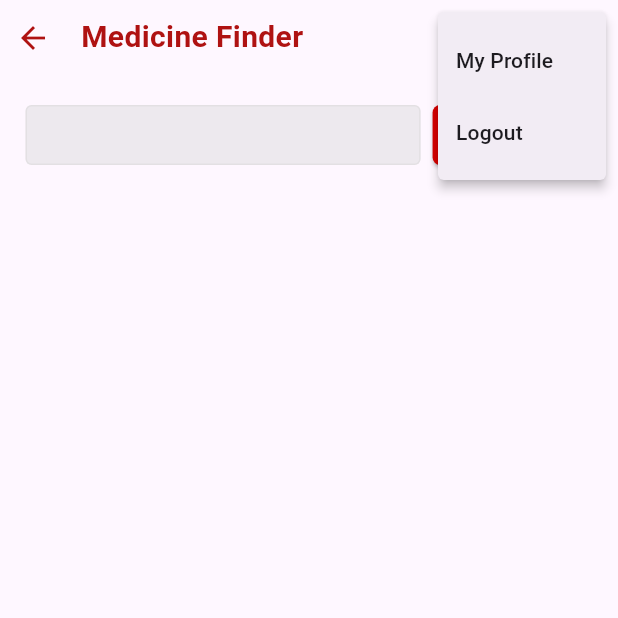
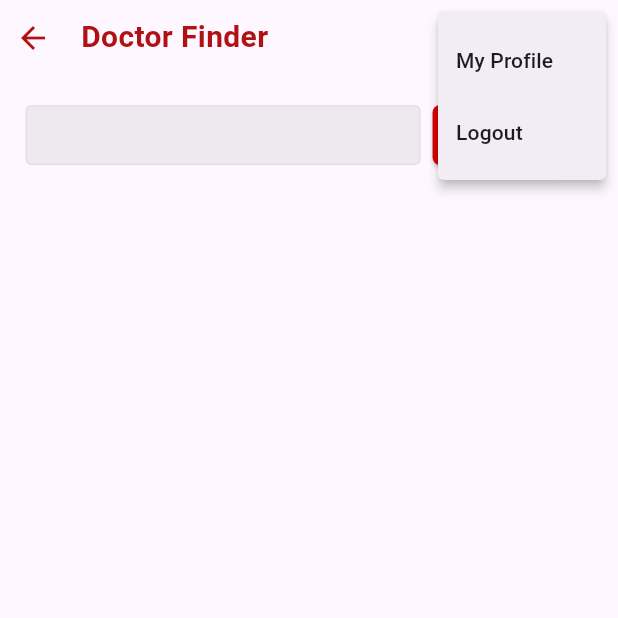
Before and after one commit to Samash1129/app-dev-project-MediLink-Hub, a Flutter app: the MedicineFinder screen opened by its route, after a tap on the "account circle" icon, on a phone screen of 412 x 824 dp, the top half of it. Run offline on Flutter 3.47's test engine with Material 3 defaults, Android fonts, the phone set to English and light mode, and no system bars; our stand-ins replace cloud_firestore, firebase_auth, firebase_core, flutter_riverpod, google_maps_flutter, google_sign_in and 1 more; accounts and stored records are empty.

Commit message:
merge complete with AliMashoud

```diff
--- /dev/null
+++ b/lib/functions/medicine_provider.dart
@@ -0,0 +1,28 @@
+import 'package:cloud_firestore/cloud_firestore.dart';
+import 'package:flutter_riverpod/flutter_riverpod.dart';
+
+// Provider for the state of the blood bank finder
+final medicineFinderProvider =
+    FutureProvider<List<Map<String, dynamic>>>((ref) async {
+  try {
+    final QuerySnapshot<Map<String, dynamic>> snapshot =
+        await FirebaseFirestore.instance.collection('medicines').get();
+
+    List<Map<String, dynamic>> medicineList = [];
+
+    for (final QueryDocumentSnapshot<Map<String, dynamic>> document
+        in snapshot.docs) {
+      final Map<String, dynamic> data = document.data();
+
+      medicineList.add({
+        'name': data['name'],
+        'formula': data['formula'],
+      });
+    }
+
+    return medicineList;
+  } catch (e) {
+    // You might want to handle errors more gracefully
+    throw Exception('Failed to fetch blood banks: $e');
+  }
+});
--- a/lib/main.dart
+++ b/lib/main.dart
@@ -18,9 +18,7 @@
     options: DefaultFirebaseOptions.currentPlatform,
   );
   runApp(
-    const ProviderScope(
-      child: MyApp(),
-    ),
+    const ProviderScope(child: MyApp()),
   );
 }
 
@@ -31,6 +29,7 @@
   Widget build(BuildContext context) {
     return MaterialApp(
       title: 'Flutter Demo',
+      // debugShowCheckedModeBanner: false,
       theme: ThemeData(
         colorScheme: ColorScheme.fromSeed(seedColor: Colors.deepPurple),
         useMaterial3: true,
--- a/lib/src/pages/hospital_finder.dart
+++ b/lib/src/pages/hospital_finder.dart
@@ -1,5 +1,4 @@
 import 'package:app_dev_project_medilink_app/functions/hospital_finder_provider.dart';
-import 'package:cloud_firestore/cloud_firestore.dart';
 import 'package:flutter/material.dart';
 import 'package:app_dev_project_medilink_app/src/widgets/Appbar.dart';
 import 'package:app_dev_project_medilink_app/src/widgets/Cards.dart';
@@ -135,7 +134,7 @@ class HospitalFinder extends ConsumerWidget {
                     title: doctor['name'],
                     height: 150,
                     description:
-                        'Contact Info: ${doctor['contactNumber']}\nExpertise: ${doctor['expertise']}\n',
+                        'Contact Info: ${doctor['contactNumber']}\nAddress: ${doctor['address']}',
                   );
                 },
               )),
--- a/lib/src/pages/login_screen.dart
+++ b/lib/src/pages/login_screen.dart
@@ -91,7 +91,7 @@ class LoginPage extends ConsumerWidget {
                       TextFormField(
                         controller: emailController,
                         decoration: const InputDecoration(
-                          labelText: 'Username or Email',
+                          labelText: 'Email',
                           prefixIcon: Padding(
                             padding: EdgeInsets.fromLTRB(0, 8, 20, 8),
                             child: Icon(
@@ -103,7 +103,7 @@ class LoginPage extends ConsumerWidget {
                         ),
                         validator: (value) {
                           if (value == null || value.isEmpty) {
-                            return 'Please enter a username or email';
+                            return 'Please enter an email';
                           }
                           return null;
                         },
--- a/lib/src/pages/medicine_finder.dart
+++ b/lib/src/pages/medicine_finder.dart
@@ -1,138 +1,70 @@
 // ignore_for_file: use_build_context_synchronously
 
-import 'package:cloud_firestore/cloud_firestore.dart';
+import 'package:app_dev_project_medilink_app/functions/doctor_finder_provider.dart';
+import 'package:app_dev_project_medilink_app/functions/medicine_provider.dart';
 import 'package:flutter/material.dart';
 import 'package:app_dev_project_medilink_app/src/widgets/Appbar.dart';
 import 'package:app_dev_project_medilink_app/src/widgets/Cards.dart';
 import 'package:app_dev_project_medilink_app/src/widgets/CustomButton.dart';
+import 'package:flutter_riverpod/flutter_riverpod.dart';
 
-class MedicineFinder extends StatefulWidget {
+final searchControllerProvider = Provider<TextEditingController>((ref) {
+  return TextEditingController();
+});
+
+final searchTextProvider = Provider<String>((ref) {
+  return ref.watch(searchControllerProvider).text;
+});
+
+final filteredMedicinesProvider =
+    StateProvider.autoDispose<List<Map<String, dynamic>>>((ref) {
+  final allMedicines = ref.watch(medicineFinderProvider);
+  final searchText = ref.watch(searchControllerProvider).text;
+
+  return allMedicines.when(
+    data: (data) {
+      // Filter based on the name
+      final filteredMedicines = data.where((medicine) {
+        final medicineMatch = medicine['name']
+            .toString()
+            .toLowerCase()
+            .contains(searchText.toLowerCase());
+        return medicineMatch;
+      }).toList();
+
+      // Create a set to store unique formulas
+      final Set<String> uniqueFormulas = {};
+
+      // Iterate through the filtered medicines and add unique formulas to the set
+      for (final medicine in filteredMedicines) {
+        uniqueFormulas.add(medicine['formula'].toString().toLowerCase());
+      }
+
+      // Create a list to store the final result
+      final List<Map<String, dynamic>> finalResult = [];
+
+      // Iterate through the unique formulas and add all medicines with the same formula
+      for (final formula in uniqueFormulas) {
+        finalResult.addAll(data.where((medicine) {
+          return medicine['formula'].toString().toLowerCase() == formula;
+        }));
+      }
+
+      return finalResult;
+    },
+    loading: () => [], // Return an empty list while loading
+    error: (error, stackTrace) => [], // Return an empty list on error
+  );
+});
+
+class MedicineFinder extends ConsumerWidget {
   const MedicineFinder({Key? key}) : super(key: key);
 
   @override
-  _MedicineFinderState createState() => _MedicineFinderState();
-}
+  Widget build(BuildContext context, WidgetRef ref) {
+    final searchController = ref.watch(searchControllerProvider);
+    final filteredMedicines = ref.watch(filteredMedicinesProvider);
 
-class _MedicineFinderState extends State<MedicineFinder> {
-  late TextEditingController searchController;
-  late List<Map<String, dynamic>> medicines;
-  bool isLoading = false;
-
-  @override
-  void initState() {
-    super.initState();
-    searchController = TextEditingController();
-    medicines = [];
-    fetchMedicines(); // Fetch medicines on initial load
-  }
-
-  Future<void> fetchMedicines() async {
-    try {
-      setState(() {
-        isLoading = true;
-      });
-
-      final QuerySnapshot<Map<String, dynamic>> snapshot =
-          await FirebaseFirestore.instance.collection('medicines').get();
-
-      List<Map<String, dynamic>> medicineList = [];
-
-      for (final QueryDocumentSnapshot<Map<String, dynamic>> document
-          in snapshot.docs) {
-        final Map<String, dynamic> data = document.data();
-
-        medicineList.add({
-          'name': data['name'],
-          'formula': data['formula'],
-        });
-      }
-
-      setState(() {
-        medicines = medicineList;
-        isLoading = false;
-      });
-    } catch (e) {
-      setState(() {
-        isLoading = false;
-      });
-      // Handle error, e.g., show an error dialog
-      showDialog(
-        context: context,
-        builder: (BuildContext context) {
-          return AlertDialog(
-            title: const Text('Error'),
-            content: Text('An error occurred while fetching data. $e'),
-            actions: [
-              TextButton(
-                onPressed: () {
-                  Navigator.pop(context);
-                },
-                child: const Text('OK'),
-              ),
-            ],
-          );
-        },
-      );
-    }
-  }
-
-  Future<void> searchMedicines(String searchText) async {
-    try {
-      setState(() {
-        isLoading = true;
-      });
-
-      final QuerySnapshot<Map<String, dynamic>> snapshot =
-          await FirebaseFirestore.instance.collection('medicines').get();
-
-      List<Map<String, dynamic>> results = [];
-
-      for (final QueryDocumentSnapshot<Map<String, dynamic>> document
-          in snapshot.docs) {
-        final Map<String, dynamic> data = document.data();
-
-        if (data['formula']
-            .toString()
-            .toLowerCase()
-            .contains(searchText.toLowerCase())) {
-          results.add({
-            'name': data['name'],
-            'formula': data['formula'],
-          });
-        }
-      }
-
-      setState(() {
-        medicines = results;
-        isLoading = false;
-      });
-    } catch (e) {
-      setState(() {
-        isLoading = false;
-      });
-      // Handle error, e.g., show an error dialog
-      showDialog(
-        context: context,
-        builder: (BuildContext context) {
-          return AlertDialog(
-            title: const Text('Error'),
-            content: Text('An error occurred while fetching data. $e'),
-            actions: [
-              TextButton(
-                onPressed: () {
-                  Navigator.pop(context);
-                },
-                child: const Text('OK'),
-              ),
-            ],
-          );
-        },
-      );
-    }
-  }
-
-  @override
-  Widget build(BuildContext context) {
     return SafeArea(
       child: Scaffold(
         appBar: PreferredSize(
@@ -148,7 +80,7 @@ class _MedicineFinderState extends State<MedicineFinder> {
                   child: const Icon(Icons.arrow_back, color: Color(0xFFAF1212)),
                 ),
               ),
-              const Appbar(appbarHeading: 'Medicine Finder'),
+              const Appbar(appbarHeading: 'Doctor Finder'),
             ],
           ),
         ),
@@ -168,7 +100,7 @@ class _MedicineFinderState extends State<MedicineFinder> {
                       child: TextField(
                         controller: searchController,
                         onChanged: (value) {
-                          searchMedicines(value);
+                          ref.refresh(filteredMedicinesProvider);
                         },
                         decoration: const InputDecoration(
                           border: OutlineInputBorder(),
@@ -210,10 +142,8 @@ class _MedicineFinderState extends State<MedicineFinder> {
                 ],
               ),
               Expanded(
-                child: isLoading
-                    ? const Center(child: CircularProgressIndicator())
-                    : ListView.builder(
-                        itemCount: medicines.length + 1,
+                  child: ListView.builder(
+                itemCount: filteredMedicines.length + 1,
                 itemBuilder: (context, index) {
                   if (index == 0) {
                     return const SizedBox(
@@ -221,16 +151,15 @@ class _MedicineFinderState extends State<MedicineFinder> {
                     );
                   }
                   final Map<String, dynamic> medicine =
-                              medicines[index - 1];
+                      filteredMedicines[index - 1];
                   return CustomCard(
                     elevation: 0,
                     title: medicine['name'],
                     height: 100,
-                            description: '${medicine['formula']}',
+                    description: 'Formula: ${medicine['formula']}',
                   );
                 },
-                      ),
-              ),
+              ))
             ],
           ),
         ),
```
Lines whose indentation alone changed are shown as unchanged.
